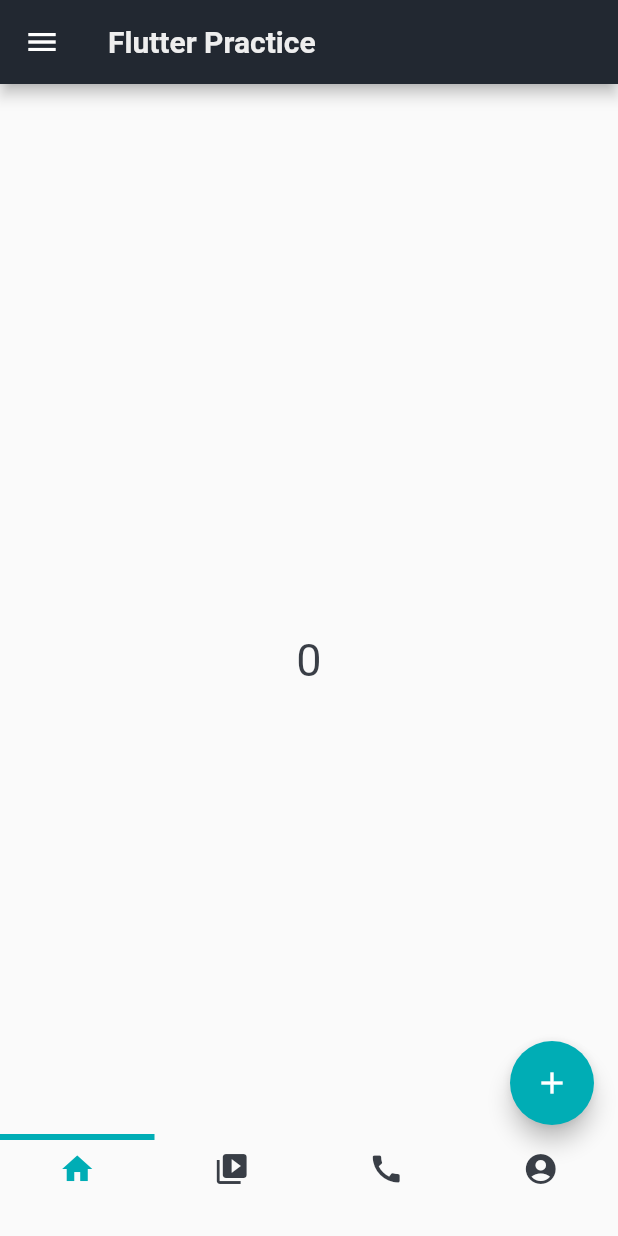
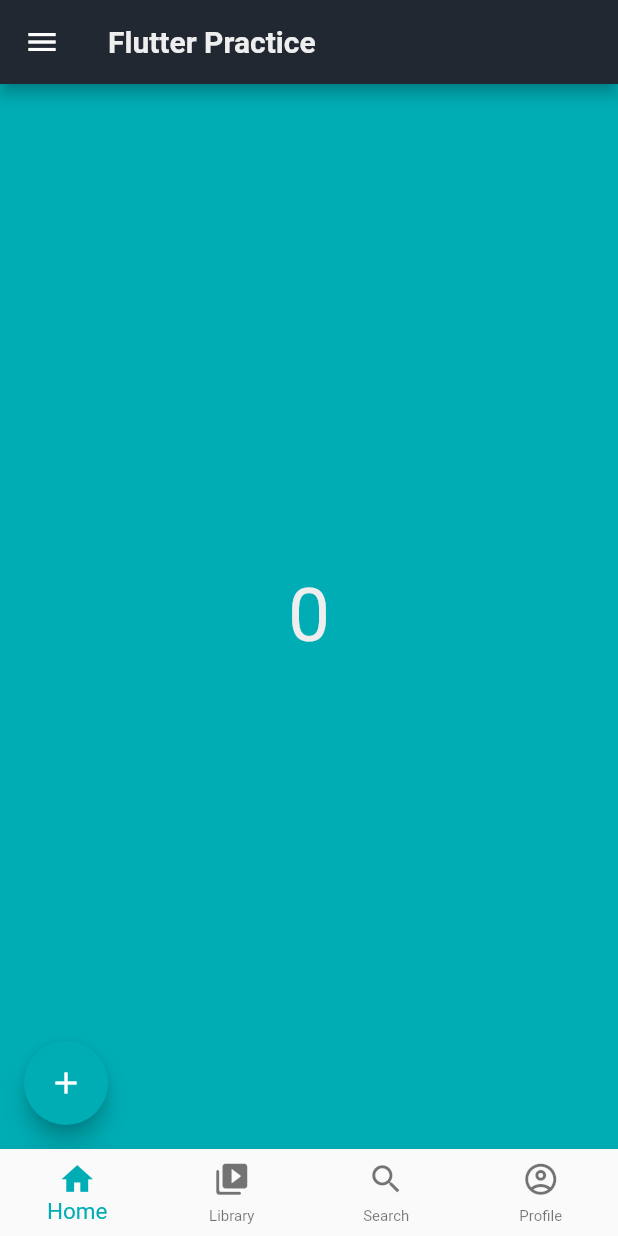
Before and after one commit to SKWaseem-Ahmed/Flutter_Basics, a Flutter app: the screen it shows after launch, on a phone screen of 412 x 824 dp. Run offline on Flutter 3.47's test engine with Material 2 defaults, Android fonts, the phone set to English and light mode, and no system bars.

Commit message:
Navigation Completed

```diff
--- /dev/null
+++ b/lib/home_page.dart
@@ -0,0 +1,53 @@
+// ignore_for_file: prefer_const_constructors
+
+import 'package:flutter/material.dart';
+
+class HomePage extends StatefulWidget {
+  const HomePage({Key? key}) : super(key: key);
+
+  @override
+  _HomePageState createState() => _HomePageState();
+}
+
+class _HomePageState extends State<HomePage> {
+  int count = 0;
+  @override
+  Widget build(BuildContext context) {
+    return Scaffold(
+      floatingActionButtonLocation: FloatingActionButtonLocation.startFloat,
+      floatingActionButton: Padding(
+        padding: const EdgeInsets.only(bottom: 0.0),
+        child: FloatingActionButton(
+          backgroundColor: Color(0xff00ADB5),
+          child: Icon(Icons.add),
+          onPressed: () {
+            setState(() {
+              count++;
+            });
+          },
+        ),
+      ),
+      body: Center(
+        child: Container(
+          alignment: Alignment.center,
+          height: 1000,
+          width: 500,
+          child: Scaffold(
+            backgroundColor: Color(0xff00ADB5),
+            body: Stack(
+              children: [
+                Align(
+                  alignment: Alignment.center,
+                  child: Text(
+                    '$count',
+                    style: TextStyle(fontSize: 50, color: Color(0xffEEEEEE)),
+                  ),
+                )
+              ],
+            ),
+          ),
+        ),
+      ),
+    );
+  }
+}
--- a/lib/main.dart
+++ b/lib/main.dart
@@ -1,6 +1,8 @@
 // ignore_for_file: prefer_const_constructors, prefer_const_literals_to_create_immutables
 
 import 'package:flutter/material.dart';
+import 'package:practice/home_page.dart';
+import 'package:practice/library_page.dart';
 
 void main() {
   runApp(MyApp());
@@ -15,6 +17,13 @@ class MyApp extends StatefulWidget {
 
 class _MyAppState extends State<MyApp> {
   int count = 0;
+  int _currentIndex = 0;
+  final tabs = [
+    HomePage(),
+    LibraryPage(),
+    Center(child: Text("Search")),
+    Center(child: Text("Profile")),
+  ];
   @override
   Widget build(BuildContext context) {
     return MaterialApp(
@@ -27,67 +36,53 @@ class _MyAppState extends State<MyApp> {
                 fontWeight: FontWeight.bold, color: Color(0xffEEEEEE)),
           ),
         ),
-        floatingActionButton: Padding(
-          padding: const EdgeInsets.only(bottom: 58.0),
-          child: FloatingActionButton(
-            backgroundColor: Color(0xff00ADB5),
-            child: Icon(Icons.add),
-            onPressed: () {
-              setState(() {
-                count++;
-              });
-            },
-          ),
-        ),
         drawer: Drawer(),
         body: DefaultTabController(
           length: 4,
           child: Stack(
             children: [
-              Container(
-                color: Color(0xffEEEEEE),
-                width: 500,
-                height: 1000,
-              ),
+              // Container(
+              //   color: Color(0xffEEEEEE),
+              //   width: 500,
+              //   height: 1000,
+              // ),
               Container(
                 height: double.infinity,
                 width: double.infinity,
               ),
               Scaffold(
-                bottomNavigationBar: Padding(
-                  padding: EdgeInsets.only(bottom: 20),
-                  child: TabBar(
-                    tabs: <Widget>[
-                      Tab(
-                        icon: Icon(Icons.home),
-                      ),
-                      Tab(
-                        icon: Icon(Icons.video_collection),
-                      ),
-                      Tab(
-                        icon: Icon(Icons.call),
-                      ),
-                      Tab(
-                        icon: Icon(Icons.account_circle_rounded),
-                      )
+                  body: tabs[_currentIndex],
+                  bottomNavigationBar: BottomNavigationBar(
+                    currentIndex: _currentIndex,
+                    iconSize: 25,
+                    type: BottomNavigationBarType.fixed,
+                    selectedFontSize: 15,
+                    unselectedFontSize: 10,
+                    selectedItemColor: Color(0xff00ADB5),
+                    items: [
+                      BottomNavigationBarItem(
+                          icon: Icon(Icons.home),
+                          label: "Home",
+                          backgroundColor: Color(0xff393E46)),
+                      BottomNavigationBarItem(
+                          icon: Icon(Icons.video_collection_rounded),
+                          label: "Library",
+                          backgroundColor: Color(0xff393E46)),
+                      BottomNavigationBarItem(
+                          icon: Icon(Icons.search_outlined),
+                          label: "Search",
+                          backgroundColor: Color(0xff393E46)),
+                      BottomNavigationBarItem(
+                          icon: Icon(Icons.account_circle_outlined),
+                          label: "Profile",
+                          backgroundColor: Color(0xff393E46)),
                     ],
-                    labelColor: Color(0xff00ADB5),
-                    indicator: UnderlineTabIndicator(
-                      borderSide:
-                          BorderSide(color: Color(0xff00ADB5), width: 4.0),
-                      insets: EdgeInsets.only(bottom: 44),
-                    ),
-                    unselectedLabelColor: Color(0xff393E46),
-                  ),
-                ),
-              ),
-              Align(
-                child: Text(
-                  '$count',
-                  style: TextStyle(fontSize: 30, color: Color(0xff393E46)),
-                ),
-                alignment: Alignment.center,
-              )
+                    onTap: (index) {
+                      setState(() {
+                        _currentIndex = index;
+                      });
+                    },
+                  )),
             ],
           ),
         ),
```
Also changed, not shown: lib/library_page.dart (added, +51 -0 lines), images/download.jpeg (added).
